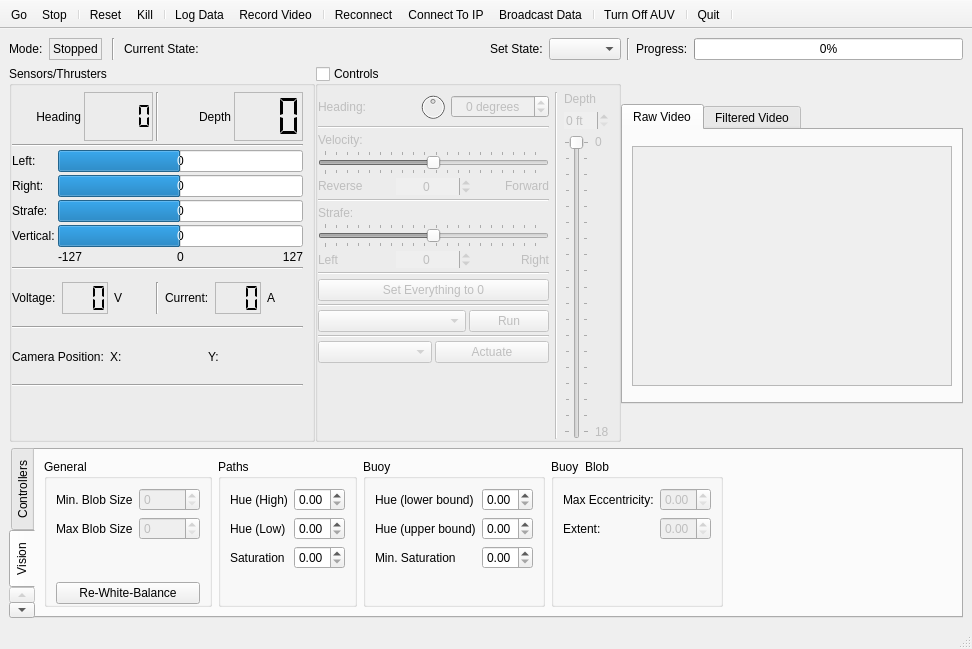
First picture: the form in dashboard/dashboard.ui, repository mtboswell/mtboswell-auvc2, before the edit.
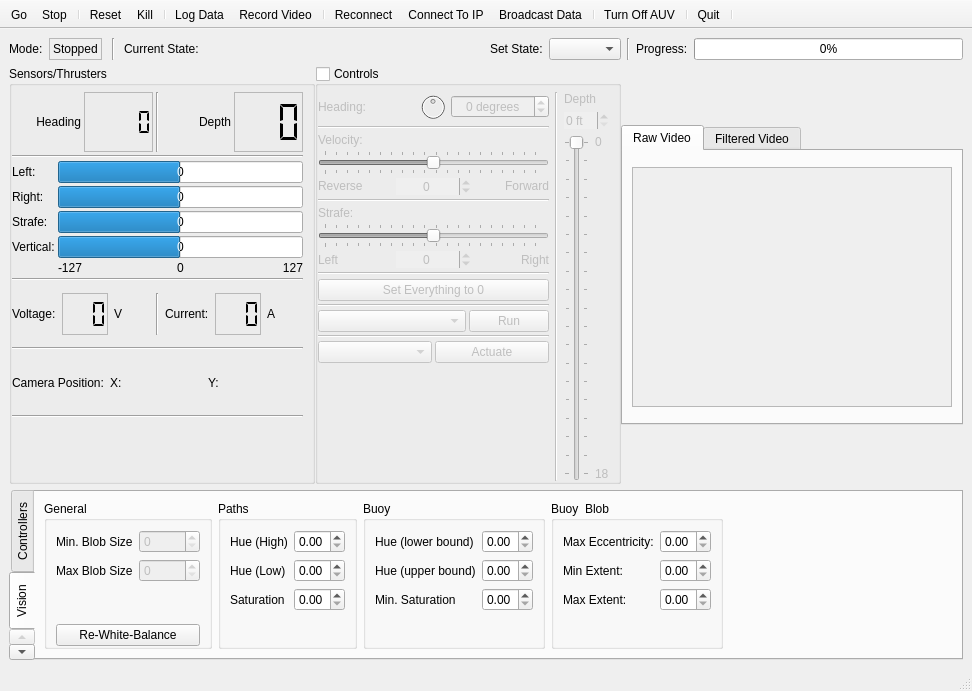
Second picture: the form after the edit. The open tabs and pages were chosen to show the change. Icons and pictures are not drawn.

Commit message: Updated brain to find buoy;etc;

The edit to the form file:
```diff
--- a/dashboard/dashboard.ui
+++ b/dashboard/dashboard.ui
@@ -8,7 +8,7 @@
     <x>0</x>
     <y>0</y>
     <width>972</width>
-    <height>649</height>
+    <height>691</height>
    </rect>
   </property>
   <property name="sizePolicy">
@@ -2025,7 +2025,7 @@
            <item row="0" column="1">
             <widget class="QDoubleSpinBox" name="buoyEccentSpinBox">
              <property name="enabled">
-              <bool>false</bool>
+              <bool>true</bool>
              </property>
              <property name="maximum">
               <double>1.000000000000000</double>
@@ -2038,7 +2038,7 @@
            <item row="1" column="0">
             <widget class="QLabel" name="label_34">
              <property name="text">
-              <string>Extent:</string>
+              <string>Min Extent:</string>
              </property>
              <property name="buddy">
               <cstring>buoyExtentSpinBox</cstring>
@@ -2048,7 +2048,7 @@
            <item row="1" column="1">
             <widget class="QDoubleSpinBox" name="buoyExtentSpinBox">
              <property name="enabled">
-              <bool>false</bool>
+              <bool>true</bool>
              </property>
              <property name="maximum">
               <double>1.000000000000000</double>
@@ -2058,6 +2058,23 @@
              </property>
             </widget>
            </item>
+           <item row="2" column="0">
+            <widget class="QLabel" name="label_18">
+             <property name="text">
+              <string>Max Extent:</string>
+             </property>
+            </widget>
+           </item>
+           <item row="2" column="1">
+            <widget class="QDoubleSpinBox" name="buoyMaxExtentSpinBox">
+             <property name="maximum">
+              <double>1.000000000000000</double>
+             </property>
+             <property name="singleStep">
+              <double>0.050000000000000</double>
+             </property>
+            </widget>
+           </item>
           </layout>
          </widget>
         </item>
```
Left out of the diff: 8 changed lines with no effect on the pictures. The commit also changes 23 other files.
